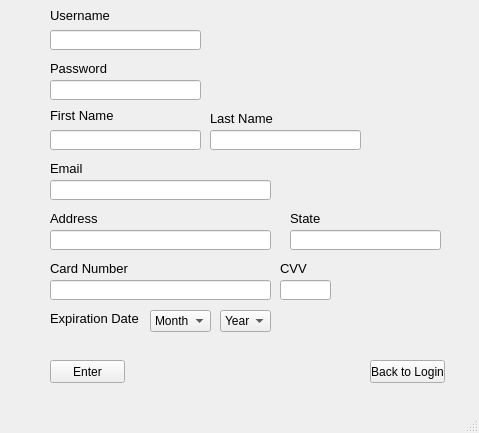
Cyrus-Riahi/CS1D-P1, file Group_Project_1/createloginwindow.ui: the form before one commit.
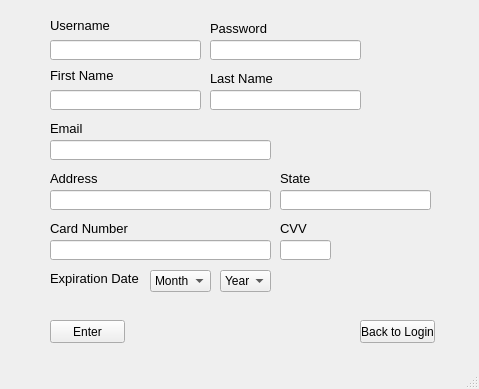
The form after the commit.

The edit to the form file:
```diff
--- a/Group_Project_1/createloginwindow.ui
+++ b/Group_Project_1/createloginwindow.ui
@@ -7,7 +7,7 @@
     <x>0</x>
     <y>0</y>
     <width>479</width>
-    <height>433</height>
+    <height>389</height>
    </rect>
   </property>
   <property name="windowTitle">
@@ -17,8 +17,8 @@
    <widget class="QPushButton" name="pushButton">
     <property name="geometry">
      <rect>
-      <x>370</x>
-      <y>360</y>
+      <x>360</x>
+      <y>320</y>
       <width>75</width>
       <height>23</height>
      </rect>
@@ -31,7 +31,7 @@
     <property name="geometry">
      <rect>
       <x>50</x>
-      <y>130</y>
+      <y>90</y>
       <width>151</width>
       <height>20</height>
      </rect>
@@ -41,7 +41,7 @@
     <property name="geometry">
      <rect>
       <x>210</x>
-      <y>130</y>
+      <y>90</y>
       <width>151</width>
       <height>20</height>
      </rect>
@@ -51,7 +51,7 @@
     <property name="geometry">
      <rect>
       <x>50</x>
-      <y>100</y>
+      <y>60</y>
       <width>91</width>
       <height>31</height>
      </rect>
@@ -69,7 +69,7 @@
     <property name="geometry">
      <rect>
       <x>210</x>
-      <y>110</y>
+      <y>70</y>
       <width>71</width>
       <height>16</height>
      </rect>
@@ -87,7 +87,7 @@
     <property name="geometry">
      <rect>
       <x>50</x>
-      <y>160</y>
+      <y>120</y>
       <width>71</width>
       <height>16</height>
      </rect>
@@ -105,7 +105,7 @@
     <property name="geometry">
      <rect>
       <x>50</x>
-      <y>180</y>
+      <y>140</y>
       <width>221</width>
       <height>20</height>
      </rect>
@@ -115,7 +115,7 @@
     <property name="geometry">
      <rect>
       <x>50</x>
-      <y>210</y>
+      <y>170</y>
       <width>71</width>
       <height>16</height>
      </rect>
@@ -133,7 +133,7 @@
     <property name="geometry">
      <rect>
       <x>50</x>
-      <y>230</y>
+      <y>190</y>
       <width>221</width>
       <height>20</height>
      </rect>
@@ -142,8 +142,8 @@
    <widget class="QLabel" name="label_5">
     <property name="geometry">
      <rect>
-      <x>290</x>
-      <y>210</y>
+      <x>280</x>
+      <y>170</y>
       <width>71</width>
       <height>16</height>
      </rect>
@@ -160,8 +160,8 @@
    <widget class="QLineEdit" name="state">
     <property name="geometry">
      <rect>
-      <x>290</x>
-      <y>230</y>
+      <x>280</x>
+      <y>190</y>
       <width>151</width>
       <height>20</height>
      </rect>
@@ -171,7 +171,7 @@
     <property name="geometry">
      <rect>
       <x>50</x>
-      <y>260</y>
+      <y>220</y>
       <width>81</width>
       <height>16</height>
      </rect>
@@ -189,7 +189,7 @@
     <property name="geometry">
      <rect>
       <x>50</x>
-      <y>280</y>
+      <y>240</y>
       <width>221</width>
       <height>20</height>
      </rect>
@@ -199,7 +199,7 @@
     <property name="geometry">
      <rect>
       <x>280</x>
-      <y>260</y>
+      <y>220</y>
       <width>41</width>
       <height>16</height>
      </rect>
@@ -217,7 +217,7 @@
     <property name="geometry">
      <rect>
       <x>280</x>
-      <y>280</y>
+      <y>240</y>
       <width>51</width>
       <height>20</height>
      </rect>
@@ -227,7 +227,7 @@
     <property name="geometry">
      <rect>
       <x>50</x>
-      <y>310</y>
+      <y>270</y>
       <width>101</width>
       <height>16</height>
      </rect>
@@ -245,7 +245,7 @@
     <property name="geometry">
      <rect>
       <x>150</x>
-      <y>310</y>
+      <y>270</y>
       <width>61</width>
       <height>22</height>
      </rect>
@@ -320,7 +320,7 @@
     <property name="geometry">
      <rect>
       <x>220</x>
-      <y>310</y>
+      <y>270</y>
       <width>51</width>
       <height>22</height>
      </rect>
@@ -390,7 +390,7 @@
     <property name="geometry">
      <rect>
       <x>50</x>
-      <y>360</y>
+      <y>320</y>
       <width>75</width>
       <height>23</height>
      </rect>
@@ -403,7 +403,7 @@
     <property name="geometry">
      <rect>
       <x>50</x>
-      <y>0</y>
+      <y>10</y>
       <width>91</width>
       <height>31</height>
      </rect>
@@ -421,7 +421,7 @@
     <property name="geometry">
      <rect>
       <x>50</x>
-      <y>30</y>
+      <y>40</y>
       <width>151</width>
       <height>20</height>
      </rect>
@@ -430,8 +430,8 @@
    <widget class="QLabel" name="label_10">
     <property name="geometry">
      <rect>
-      <x>50</x>
-      <y>60</y>
+      <x>210</x>
+      <y>20</y>
       <width>71</width>
       <height>16</height>
      </rect>
@@ -448,8 +448,8 @@
    <widget class="QLineEdit" name="password">
     <property name="geometry">
      <rect>
-      <x>50</x>
-      <y>80</y>
+      <x>210</x>
+      <y>40</y>
       <width>151</width>
       <height>20</height>
      </rect>
```
